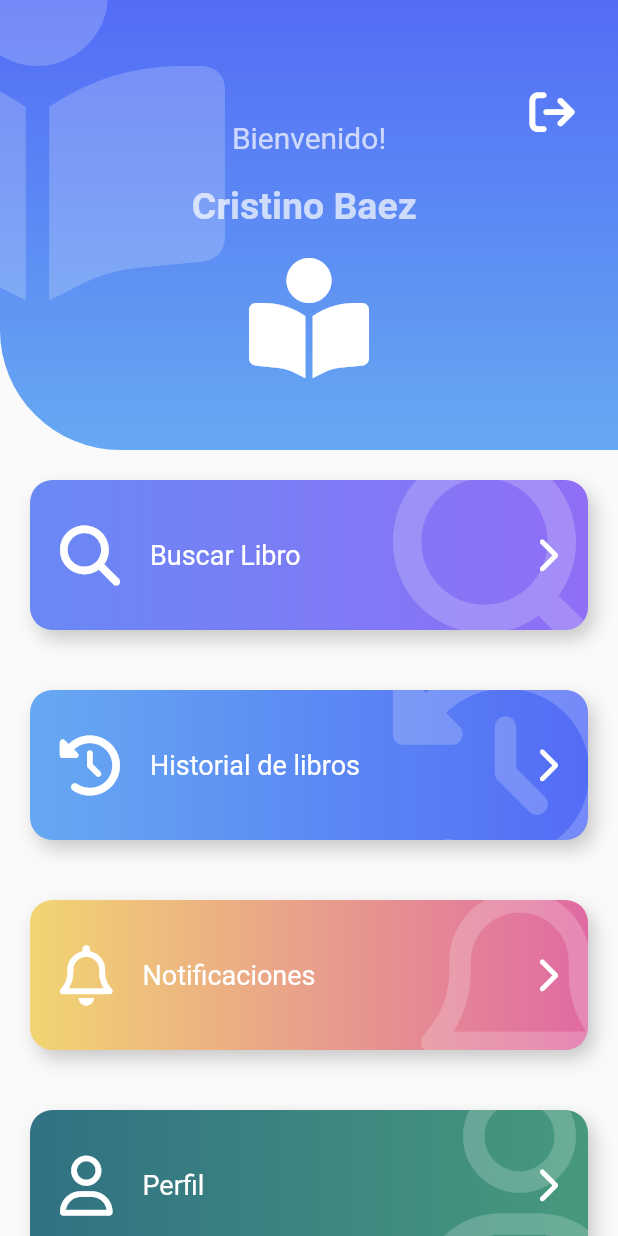
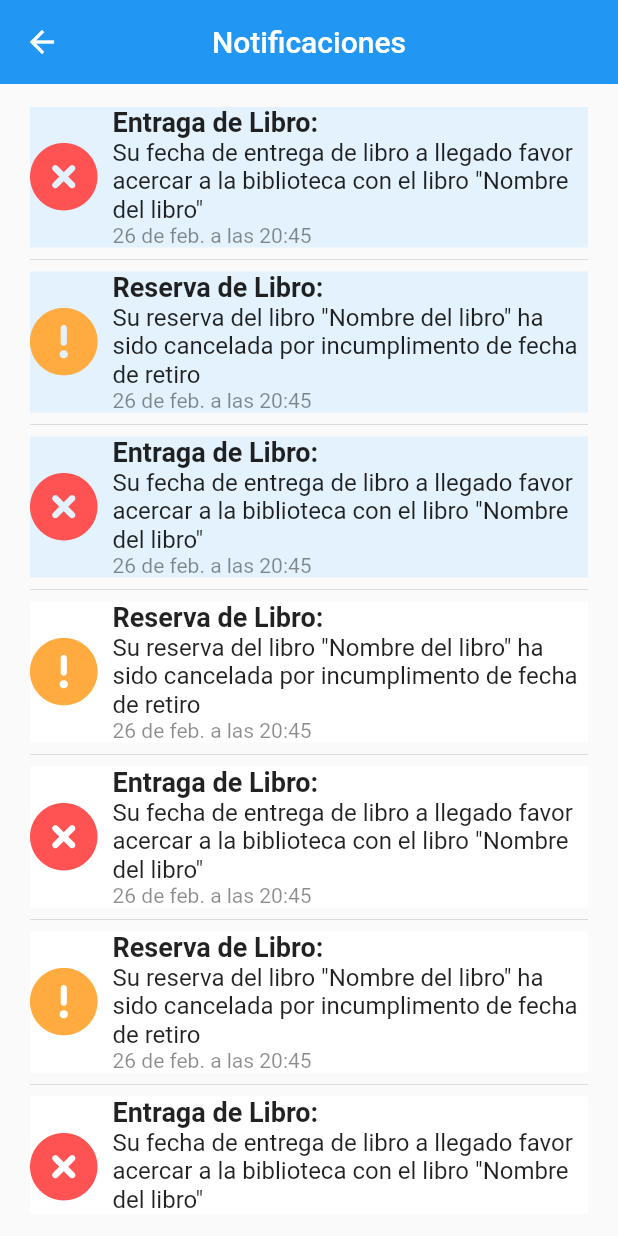
Before and after one commit to NachoBaez18/Biblioteca_app, a Flutter app: the screen it shows after launch, after a tap on "Notificaciones", on a phone screen of 412 x 824 dp. Run offline on Flutter 3.47's test engine with Material 2 defaults, Android fonts, the phone set to English and light mode, and no system bars; our stand-ins replace animate_do, flutter_secure_storage, font_awesome_flutter, image_picker; accounts and stored records are empty; network calls fail.

Commit message:
agreamos toda la pantalla para notificaciones

```diff
--- a/lib/src/pages/home_page.dart
+++ b/lib/src/pages/home_page.dart
@@ -1,7 +1,11 @@
+import 'package:flutter/material.dart';
+
+//Todo: Importaciones de terceros
+import 'package:font_awesome_flutter/font_awesome_flutter.dart';
 import 'package:animate_do/animate_do.dart';
+
+//?Mis importaciones
 import 'package:biblioteca_app/src/widgets/widgets.dart';
-import 'package:flutter/material.dart';
-import 'package:font_awesome_flutter/font_awesome_flutter.dart';
 
 class ItemBoton {
   final IconData icon;
@@ -51,7 +55,7 @@ class HomePage extends StatelessWidget {
         const Color(0xffF2D572),
         const Color(0xffE06AA3),
         onpress: () {
-
+          Navigator.pushNamed(context, 'notificaciones');
         },
       ),
       ItemBoton(
@@ -60,7 +64,7 @@ class HomePage extends StatelessWidget {
         const Color(0xff317183),
         const Color(0xff46997D),
         onpress: () {
-          Navigator.pushNamed(context, 'perfil');
+          Navigator.pushReplacementNamed(context, 'perfil');
         },
       ),
     ];
--- /dev/null
+++ b/lib/src/pages/notificacion_pages.dart
@@ -0,0 +1,113 @@
+import 'package:flutter/material.dart';
+import 'package:font_awesome_flutter/font_awesome_flutter.dart';
+
+class Notificaciones extends StatelessWidget {
+  const Notificaciones({super.key});
+
+  @override
+  Widget build(BuildContext context) {
+    final notificaciones = <Notificacion>[
+      Notificacion(
+          'Entraga de Libro:',
+          'Su fecha de entrega de libro a llegado favor acercar a la biblioteca con el libro "Nombre del libro"',
+          '26 de feb. a las 20:45',
+          1,
+          false),
+      Notificacion(
+          'Reserva de Libro:',
+          'Su reserva del libro "Nombre del libro" ha sido cancelada por incumplimento de fecha de retiro',
+          '26 de feb. a las 20:45',
+          2,
+          false),
+      Notificacion(
+          'Entraga de Libro:',
+          'Su fecha de entrega de libro a llegado favor acercar a la biblioteca con el libro "Nombre del libro"',
+          '26 de feb. a las 20:45',
+          1,
+          false),
+      Notificacion(
+          'Reserva de Libro:',
+          'Su reserva del libro "Nombre del libro" ha sido cancelada por incumplimento de fecha de retiro',
+          '26 de feb. a las 20:45',
+          2,
+          true),
+      Notificacion(
+          'Entraga de Libro:',
+          'Su fecha de entrega de libro a llegado favor acercar a la biblioteca con el libro "Nombre del libro"',
+          '26 de feb. a las 20:45',
+          1,
+          true),
+      Notificacion(
+          'Reserva de Libro:',
+          'Su reserva del libro "Nombre del libro" ha sido cancelada por incumplimento de fecha de retiro',
+          '26 de feb. a las 20:45',
+          2,
+          true),
+      Notificacion(
+          'Entraga de Libro:',
+          'Su fecha de entrega de libro a llegado favor acercar a la biblioteca con el libro "Nombre del libro"',
+          '26 de feb. a las 20:45',
+          1,
+          true),
+    ];
+
+    return Scaffold(
+      appBar: AppBar(
+        title: const Text('Notificaciones'),
+        centerTitle: true,
+        elevation: 0,
+      ),
+      body: Container(
+        margin: const EdgeInsets.symmetric(horizontal: 20, vertical: 15),
+        child: ListView.separated(
+            physics: const BouncingScrollPhysics(),
+            itemCount: notificaciones.length,
+            separatorBuilder: (BuildContext context, int i) => const Divider(),
+            itemBuilder: (BuildContext context, int i) {
+              return Container(
+                color:notificaciones[i].visto ? Colors.white : Colors.blue[50] ,
+                child: Row(
+                  children: [
+                    notificaciones[i].tipo == 1
+                        ? const FaIcon(FontAwesomeIcons.solidCircleXmark,
+                            color: Colors.redAccent, size: 45)
+                        : const FaIcon(FontAwesomeIcons.circleExclamation,
+                            color: Colors.orangeAccent, size: 45),
+                    const SizedBox(width: 10),
+                    Expanded(
+                      child: Column(
+                        crossAxisAlignment: CrossAxisAlignment.start,
+                        children: [
+                          Text(notificaciones[i].titulo,
+                              style: const TextStyle(
+                                  fontWeight: FontWeight.bold, fontSize: 18)),
+                          Text(
+                            notificaciones[i].mensaje,
+                            maxLines: 3,
+                            style: const TextStyle(fontSize: 16),
+                          ),
+                          Text(
+                            notificaciones[i].fecha,
+                            style: const TextStyle(color: Colors.black45),
+                          )
+                        ],
+                      ),
+                    )
+                  ],
+                ),
+              );
+            }),
+      ),
+    );
+  }
+}
+
+class Notificacion {
+  final String titulo;
+  final String mensaje;
+  final String fecha;
+  final int tipo;
+  final bool visto;
+
+  Notificacion(this.titulo, this.mensaje, this.fecha, this.tipo, this.visto);
+}
--- a/lib/src/pages/pages.dart
+++ b/lib/src/pages/pages.dart
@@ -1,3 +1,5 @@
+export 'package:biblioteca_app/src/pages/notificacion_pages.dart';
+
 export'package:biblioteca_app/src/pages/perfil_user_pages.dart';
 
 export 'package:biblioteca_app/src/pages/home_page.dart';
--- a/lib/src/routes/routes.dart
+++ b/lib/src/routes/routes.dart
@@ -11,5 +11,6 @@ final Map<String, Widget Function(BuildContext)> appRoutes = {
   'book_detail': (_) => const BookDetailPage(),
   'book_register_edit': (_) => const RegisterEditPage(),
   'home': (_) => const HomePage(),
-  'perfil':(_) => const PerfilUser()
+  'perfil':(_) => const PerfilUser(),
+  'notificaciones':(_) =>const Notificaciones()
 };
--- /dev/null
+++ b/lib/src/services/notification_services.dart
@@ -0,0 +1,8 @@
+
+
+import 'package:flutter/material.dart';
+
+class Notificaciones with ChangeNotifier{
+
+
+}
--- a/lib/src/widgets/widgets.dart
+++ b/lib/src/widgets/widgets.dart
@@ -1,3 +1,6 @@
+
+export'package:biblioteca_app/src/widgets/rotate_widget.dart';
+
 export 'package:biblioteca_app/src/widgets/icon_header_widget.dart';
 
 export 'package:biblioteca_app/src/widgets/boton_gordo_widget.dart';
```
Also changed, not shown: lib/src/pages/book_detail_pages.dart (+6 -2 lines), lib/src/pages/books_list_pages.dart (+7 -5 lines), lib/src/pages/perfil_user_pages.dart (+6 -2 lines), lib/src/services/auth_services.dart (+6 -4 lines).
